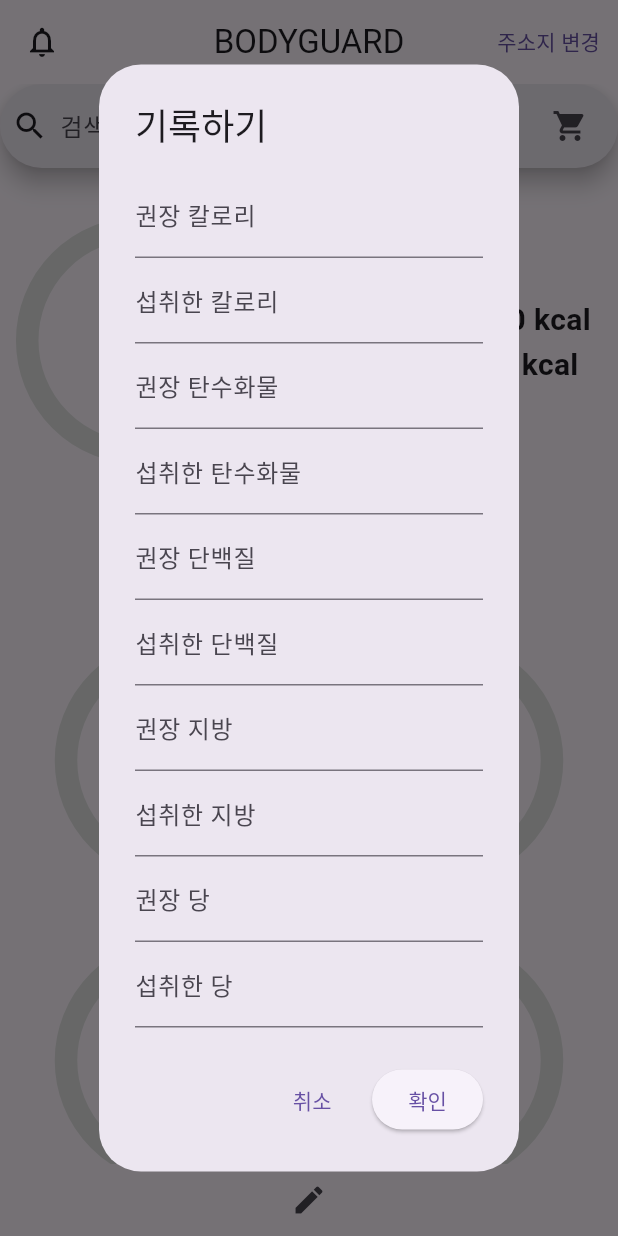
After one commit to suhunPark38/bodyguard, a Flutter app: the SecondScreen screen opened directly, after a tap on the "edit" icon, on a phone screen of 412 x 824 dp. The commit adds this screen. Run offline on Flutter 3.47's test engine with Material 3 defaults, Android fonts, the phone set to English and light mode, and no system bars; drawn by our look-alikes of carousel_slider; our stand-ins replace cloud_firestore, drift, firebase_core, table_calendar; missing offline and left inert: flutter_naver_map; accounts and stored records are empty; generated files the repository leaves out were written again.

Commit message:
dynamic marker

```diff
--- /dev/null
+++ b/lib/home.dart
@@ -0,0 +1,534 @@
+import 'dart:math';
+import 'package:carousel_slider/carousel_slider.dart';
+import 'package:flutter/material.dart';
+
+// 데이터와 색상을 관리하는 클래스
+class DataColorPair {
+  final double data;
+  final Color color;
+  final String label;
+
+  DataColorPair({required this.data, required this.color, required this.label});
+}
+
+class SecondScreen extends StatefulWidget {
+  @override
+  _SecondScreenState createState() => _SecondScreenState();
+}
+
+class _SecondScreenState extends State<SecondScreen> {
+  // 예시용 칼로리와 영양소 비율
+  double recommendedCalories = 1; // 예시용 권장 칼로리
+  double consumedCalories = 0; // 예시용 섭취한 칼로리
+  double recommendedCarbs = 1; // 예시용 탄수화물 권장량
+  double consumedCarbs = 0; // 예시용 탄수화물 섭취량
+  double recommendedProtein = 1; // 예시용 단백질 권장량
+  double consumedProtein = 0; // 예시용 단백질 섭취량
+  double recommendedFat = 1; // 예시용 지방 권장량
+  double consumedFat = 0; // 예시용 지방 섭취량
+  double recommendedSugar = 1; // 예시용 당 권장량
+  double consumedSugar = 0; // 예시용 당 섭취량
+
+  @override
+  Widget build(BuildContext context) {
+    double stairClimbingCalories = 200; // 계단 오르기
+    double walkingCalories = 500; // 걷기
+    double gymCalories = 300; // 헬스
+    double sum=stairClimbingCalories+walkingCalories+gymCalories;
+
+    // 파이 차트를 구성하는 데이터와 색상 리스트
+    final List<DataColorPair> pieChartData = [
+      DataColorPair(data: stairClimbingCalories, color: _getRandomColor(), label: '계단 오르기'),
+      DataColorPair(data: walkingCalories, color: _getRandomColor(), label: '걷기'),
+      DataColorPair(data: gymCalories, color: _getRandomColor(), label: '헬스'),
+    ];
+
+    return Scaffold(
+      appBar: AppBar(
+        title: const Text('BODYGUARD'),
+        centerTitle: true,
+        leading: IconButton(
+          icon: Icon(Icons.notifications_none),
+          onPressed: () {
+            print('알림버튼');
+          },
+        ),
+        actions: [
+
+          TextButton(
+            onPressed: () {
+              print('주소지 변경');
+            },
+            child: Text("주소지 변경"),
+          ),
+        ],
+      ),
+      body: SingleChildScrollView(
+        child: Center(
+          child: Column(
+            crossAxisAlignment: CrossAxisAlignment.stretch,
+            children: [
+
+              SearchBar(
+
+                leading: Icon(Icons.search),
+                trailing: [
+                  IconButton(
+                    icon: Icon(Icons.shopping_cart),
+                    onPressed: () {
+                      print('장보기');
+                    },
+                  ),
+                ],
+
+                hintText: "검색어를 입력하세요",
+
+              ),
+              CarouselSlider(
+                items: [
+                  Column(
+                    children: [
+                      SizedBox(height: 20),
+                      Column(
+                        children: [
+                          SizedBox(height: 20),
+                          Column(
+                            mainAxisAlignment: MainAxisAlignment.center,
+                            children: [
+                              Row(
+                                mainAxisAlignment: MainAxisAlignment.center,
+                                children: [
+                                  DonutChart(ratio: consumedCalories / recommendedCalories),
+                                  SizedBox(width: 30),
+                                  Row(
+                                    children: [
+                                      Text(
+                                        '섭취한칼로리: ${consumedCalories.toString()} kcal\n'
+                                            '권장 칼로리 : ${recommendedCalories.toString()} kcal',
+
+                                        style: TextStyle(
+                                          fontSize: 20,
+                                          fontWeight: FontWeight.bold,
+                                        ),
+                                      ),
+
+                                    ],
+                                  ),
+                                ],
+                              ),
+                            ],
+                          ),
+                        ],
+                      ),
+                    ],
+                  ),
+                  Column(
+                    mainAxisAlignment: MainAxisAlignment.center,
+                    children: [
+                      Row(
+                        mainAxisAlignment: MainAxisAlignment.center,
+                        children: [
+                          PieChart(data: pieChartData),
+                          SizedBox(width: 30),
+                          Column(
+                            crossAxisAlignment: CrossAxisAlignment.start,
+                            children: [
+                              Text(
+                                '활동별 소모 칼로리',
+                                style: TextStyle(fontSize: 16, fontWeight: FontWeight.bold),
+                              ),
+                              SizedBox(height: 8),
+                              for (var dataColorPair in pieChartData)
+                                Row(
+                                  children: [
+                                    Container(
+                                      width: 20,
+                                      height: 20,
+                                      color: dataColorPair.color,
+                                    ),
+                                    SizedBox(width: 5),
+                                    Text(
+                                      '${dataColorPair.label}: ${dataColorPair.data} kcal',
+                                      style: TextStyle(fontSize: 18),
+                                    ),
+                                  ],
+                                ),
+                            ],
+                          ),
+                        ],
+                      ),
+                    ],
+                  ),
+                  Column(
+                    mainAxisAlignment: MainAxisAlignment.center,
+                    children: [
+                      Image.network(
+                        'https://png.pngtree.com/thumb_back/fw800/background/20231014/pngtree-delicious-steak-lunch-box-food-delivered-in-styrofoam-with-rice-beans-image_13630864.png',
+                        fit: BoxFit.cover,
+                        height:200,
+                        width: 300,
+                      ),
+                      SizedBox(height: 10), // Adjust spacing between image and text
+                      TextButton(
+                        onPressed: () {
+                          print('주문');
+                        },
+                        child: Text("배달음식 주문하러 가기"),
+                      ),
+                    ],
+                  ),
+                ],
+                options: CarouselOptions(
+                  height: 300,
+                  enlargeCenterPage: true,
+                  autoPlay: false,
+                  aspectRatio: 16 / 9,
+                  viewportFraction: 1,
+                  enableInfiniteScroll: true,
+                ),
+              ),
+              Container(
+                padding: EdgeInsets.all(20),
+                child: Column(
+                  crossAxisAlignment: CrossAxisAlignment.start,
+                  children: [
+                    Row(
+                      mainAxisAlignment: MainAxisAlignment.spaceEvenly,
+                      children: [
+                        NutritionDonut(label: '탄수화물', recommendedAmount: recommendedCarbs, consumedAmount: consumedCarbs),
+                        NutritionDonut(label: '단백질', recommendedAmount: recommendedProtein, consumedAmount: consumedProtein),
+
+
+                      ],
+                    ),
+                    Row(
+                      mainAxisAlignment: MainAxisAlignment.spaceEvenly,
+                      children: [
+                        NutritionDonut(label: '지방', recommendedAmount: recommendedFat, consumedAmount: consumedFat),
+                        NutritionDonut(label: '당', recommendedAmount: recommendedSugar, consumedAmount: consumedSugar),
+                      ],
+                    ),
+                  ],
+                ),
+              ),
+            ],
+          ),
+        ),
+      ),
+      bottomNavigationBar: IconButton(
+        onPressed: () {
+          showDialog(
+            context: context,
+            builder: (BuildContext context) {
+              return AlertDialog(
+                title: Text("기록하기"),
+                content: Column(
+                  mainAxisSize: MainAxisSize.min,
+                  children: [
+                    TextField(
+                      decoration: InputDecoration(
+                        hintText: "권장 칼로리 입력",
+                        labelText: "권장 칼로리",
+                      ),
+                      keyboardType: TextInputType.number,
+                      onChanged: (value) {
+                        recommendedCalories = double.parse(value);
+                      },
+                    ),
+                    TextField(
+                      decoration: InputDecoration(
+                        hintText: "섭취한 칼로리 입력",
+                        labelText: "섭취한 칼로리",
+                      ),
+                      keyboardType: TextInputType.number,
+                      onChanged: (value) {
+                        consumedCalories = double.parse(value);
+                      },
+                    ),
+                    TextField(
+                      decoration: InputDecoration(
+                        hintText: "권장 탄수화물 입력",
+                        labelText: "권장 탄수화물",
+                      ),
+                      keyboardType: TextInputType.number,
+                      onChanged: (value) {
+                        recommendedCarbs = double.parse(value);
+                      },
+                    ),
+                    TextField(
+                      decoration: InputDecoration(
+                        hintText: "섭취한 탄수화물 입력",
+                        labelText: "섭취한 탄수화물",
+                      ),
+                      keyboardType: TextInputType.number,
+                      onChanged: (value) {
+                        consumedCarbs = double.parse(value);
+                      },
+                    ),
+                    TextField(
+                      decoration: InputDecoration(
+                        hintText: "권장 단백질 입력",
+                        labelText: "권장 단백질",
+                      ),
+                      keyboardType: TextInputType.number,
+                      onChanged: (value) {
+                        recommendedProtein = double.parse(value);
+                      },
+                    ),
+                    TextField(
+                      decoration: InputDecoration(
+                        hintText: "섭취한 단백질 입력",
+                        labelText: "섭취한 단백질",
+                      ),
+                      keyboardType: TextInputType.number,
+                      onChanged: (value) {
+                        consumedProtein = double.parse(value);
+                      },
+                    ),
+                    TextField(
+                      decoration: InputDecoration(
+                        hintText: "권장 지방 입력",
+                        labelText: "권장 지방",
+                      ),
+                      keyboardType: TextInputType.number,
+                      onChanged: (value) {
+                        recommendedFat = double.parse(value);
+                      },
+                    ),
+                    TextField(
+                      decoration: InputDecoration(
+                        hintText: "섭취한 지방 입력",
+                        labelText: "섭취한 지방",
+                      ),
+                      keyboardType: TextInputType.number,
+                      onChanged: (value) {
+                        consumedFat = double.parse(value);
+                      },
+                    ),
+                    TextField(
+                      decoration: InputDecoration(
+                        hintText: "권장 당 입력",
+                        labelText: "권장 당",
+                      ),
+                      keyboardType: TextInputType.number,
+                      onChanged: (value) {
+                        recommendedSugar = double.parse(value);
+                      },
+                    ),
+                    TextField(
+                      decoration: InputDecoration(
+                        hintText: "섭취한 당 입력",
+                        labelText: "섭취한 당",
+                      ),
+                      keyboardType: TextInputType.number,
+                      onChanged: (value) {
+                        consumedSugar = double.parse(value);
+                      },
+                    ),
+                  ],
+                ),
+                actions: [
+                  TextButton(
+                    onPressed: () {
+                      Navigator.of(context).pop();
+                    },
+                    child: Text("취소"),
+                  ),
+                  ElevatedButton(
+                    onPressed: () {
+                      // 여기서 입력받은 값으로 처리
+                      Navigator.of(context).pop();
+                    },
+                    child: Text("확인"),
+                  ),
+                ],
+              );
+            },
+          );
+        },
+        icon: Icon(Icons.edit),
+      ),
+
+
+    );
+  }
+
+
+  // 랜덤 색상 생성 함수
+  Color _getRandomColor() {
+    final Random random = Random();
+    return Color.fromRGBO(
+      random.nextInt(256),
+      random.nextInt(256),
+      random.nextInt(256),
+      1,
+    );
+  }
+}
+
+class PieChart extends StatelessWidget {
+  final List<DataColorPair> data;
+
+  const PieChart({required this.data});
+
+  @override
+  Widget build(BuildContext context) {
+    return SizedBox(
+      height: 150,
+      width: 150,
+      child: CustomPaint(
+        size: Size(150, 150),
+        painter: PieChartPainter(data: data),
+      ),
+    );
+  }
+}
+
+class PieChartPainter extends CustomPainter {
+  final List<DataColorPair> data;
+
+  PieChartPainter({required this.data});
+
+  @override
+  void paint(Canvas canvas, Size size) {
+    final center = Offset(size.width / 2, size.height / 2);
+    final radius = min(size.width, size.height) / 2;
+    final strokeWidth = radius * 0.2;
+    final double total = data.fold(0, (previousValue, element) => previousValue + element.data);
+
+    double startAngle = -pi / 2;
+
+    for (int i = 0; i < data.length; i++) {
+      final double sweepAngle = 2 * pi * (data[i].data / total);
+      final paint = Paint()
+        ..color = data[i].color // 데이터에 대응하는 색상 사용
+        ..style = PaintingStyle.stroke
+        ..strokeWidth = strokeWidth
+        ..strokeCap = StrokeCap.round;
+
+      canvas.drawArc(
+        Rect.fromCircle(center: center, radius: radius),
+        startAngle,
+        sweepAngle,
+        false,
+        paint,
+      );
+
+      startAngle += sweepAngle;
+    }
+  }
+
+  @override
+  bool shouldRepaint(covariant CustomPainter oldDelegate) {
+    return true;
+  }
+}
+
+class DonutChart extends StatelessWidget {
+  final double ratio;
+
+  const DonutChart({required this.ratio});
+
+  @override
+  Widget build(BuildContext context) {
+    return SizedBox(
+      height: 150,
+      width: 150,
+      child: Stack(
+        alignment: Alignment.center,
+        children: [
+          CustomPaint(
+            size: Size(150, 150),
+            painter: DonutChartPainter(ratio: ratio),
+          ),
+          Positioned.fill(
+            child: Align(
+              alignment: Alignment.center,
+              child: Text(
+                '${(ratio * 100).toStringAsFixed(0)}%',
+                style: TextStyle(
+                  fontSize: 18,
+                  fontWeight: FontWeight.bold,
+                  color: Colors.black,
+                ),
+              ),
+            ),
+          ),
+        ],
+      ),
+    );
+  }
+}
+
+class DonutChartPainter extends CustomPainter {
+  final double ratio;
+
+  DonutChartPainter({required this.ratio});
+
+  @override
+  void paint(Canvas canvas, Size size) {
+    final center = Offset(size.width / 2, size.height / 2);
+    final radius = min(size.width, size.height) / 2;
+    final strokeWidth = radius * 0.2;
+
+    final paint = Paint()
+      ..color = Colors.blue // 그래프 색상
+      ..style = PaintingStyle.stroke
+      ..strokeWidth = strokeWidth
+      ..strokeCap = StrokeCap.round;
+
+    final backgroundPaint = Paint()
+      ..color = Colors.grey[300]! // 배경 색상
+      ..style = PaintingStyle.stroke
+      ..strokeWidth = strokeWidth
+      ..strokeCap = StrokeCap.round;
+
+    // 배경 그리기
+    canvas.drawCircle(center, radius, backgroundPaint);
+
+    // 그래프 그리기
+    final sweepAngle = 2 * pi * ratio;
+    canvas.drawArc(
+      Rect.fromCircle(center: center, radius: radius),
+      -pi / 2,
+      sweepAngle,
+      false,
+      paint,
+    );
+  }
+
+  @override
+  bool shouldRepaint(covariant CustomPainter oldDelegate) {
+    return true;
+  }
+}
+
+class NutritionDonut extends StatelessWidget {
+  final String label;
+  final double recommendedAmount; // 권장량
+  final double consumedAmount; // 섭취량
+
+  const NutritionDonut({required this.label, required this.recommendedAmount, required this.consumedAmount});
+
+  @override
+  Widget build(BuildContext context) {
+    final ratio = consumedAmount / recommendedAmount; // 비율 계산
+    final remainingRatio = 1.0 - ratio; // 권장량 대비 남은 비율 계산
+
+    return SizedBox(
+      height: 200,
+      width: 150,
+      child: Column(
+        children: [
+          DonutChart(ratio: ratio),
+          SizedBox(height: 8),
+          Text(
+            label,
+            style: TextStyle(fontSize: 16, fontWeight: FontWeight.bold),
+          ),
+
+        ],
+      ),
+    );
+  }
+}
--- a/lib/screens/main.dart
+++ b/lib/screens/main.dart
@@ -15,5 +15,11 @@ class MyApp extends StatelessWidget {
 
       home: MyHomePage(),
     );
+    //이거 기범이 코드 실행방법
+    //return MaterialApp(
+    //
+    //       home: SecondScreen(),
+    //     );
+
   }
 }
--- a/pubspec.yaml
+++ b/pubspec.yaml
@@ -42,6 +42,7 @@ dependencies:
   path_provider: ^2.0.0
   path: ^1.9.0
   sqflite: ^2.3.2
+  carousel_slider: ^4.2.1
 
   # The following adds the Cupertino Icons font to your application.
   # Use with the CupertinoIcons class for iOS style icons.
@@ -49,8 +50,6 @@ dependencies:
   table_calendar: ^3.1.0
   intl: ^0.19.0
 
-  firebase_core: any
-  intl: any
 dev_dependencies:
   flutter_test:
     sdk: flutter
```
Also changed, not shown: pubspec.lock, 3 other files.
